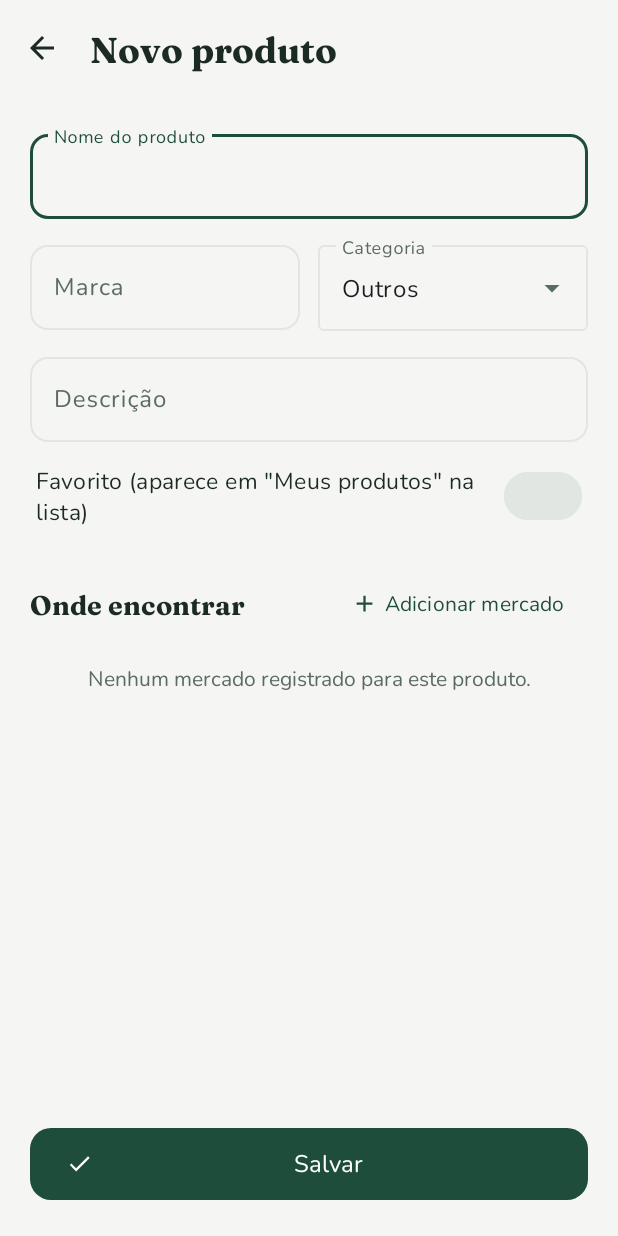
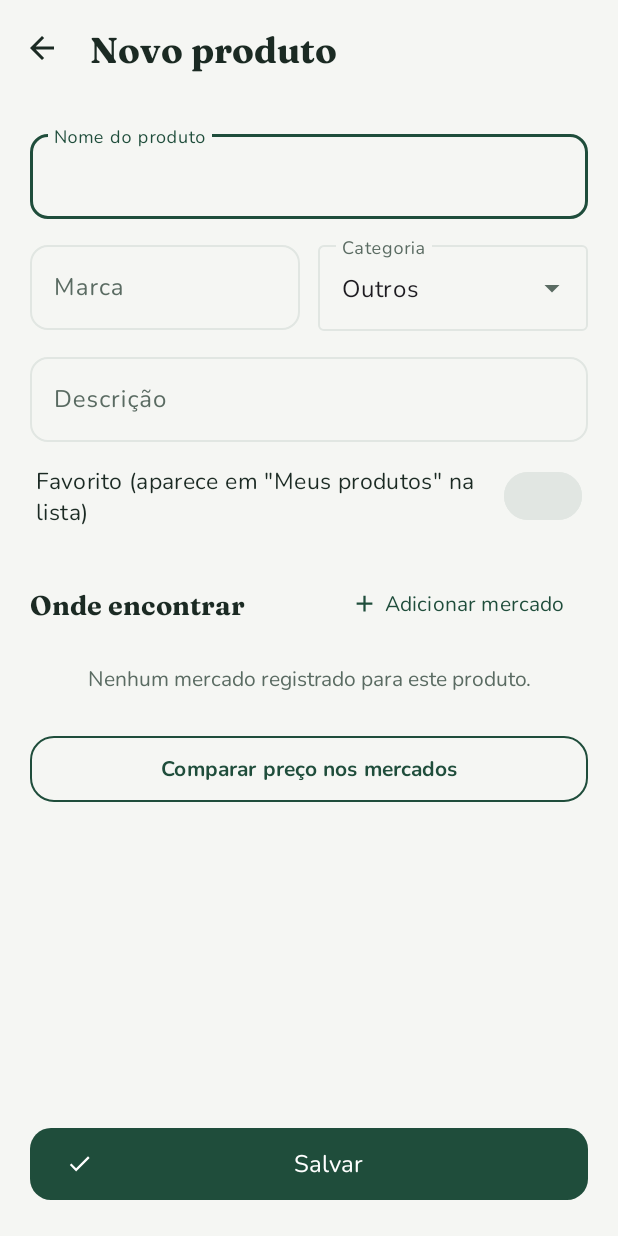
Before and after one commit to annyrebecaar/spesa, an Android app: the ProdutosActivity screen opened directly, with no data from a screen before it, after a tap on "Novo produto", on a phone screen of 412 x 824 dp. Run offline under Robolectric (Android 15) with nearby library versions, the phone set to English and light mode, and no system bars.

Commit message:
Mercado abre seus produtos, menu no mercado, comparar um produto, chave de promoção visível

```diff
--- a/app/src/main/java/com/example/spesa/adaptadores/ComparativoAdapter.kt
+++ b/app/src/main/java/com/example/spesa/adaptadores/ComparativoAdapter.kt
@@ -53,7 +53,7 @@ class ComparativoAdapter : RecyclerView.Adapter<ComparativoAdapter.Linha>() {
         b.detalhe.text = when {
             position == 0 && linhas.size > 1 -> "Mais barato" + aviso(linha)
             linha.itensSemPreco > 0 -> aviso(linha).removePrefix(" · ")
-            else -> "Todos os itens com preço registrado"
+            else -> "Preço registrado neste mercado"
         }
     }
 
--- a/app/src/main/java/com/example/spesa/adaptadores/MercadosAdapter.kt
+++ b/app/src/main/java/com/example/spesa/adaptadores/MercadosAdapter.kt
@@ -10,7 +10,7 @@ import com.example.spesa.util.visivel
 
 class MercadosAdapter(
     private val aoClicar: (Mercado) -> Unit,
-    private val aoSegurar: (Mercado) -> Unit,
+    private val aoMenu: (Mercado) -> Unit,
 ) : RecyclerView.Adapter<MercadosAdapter.Linha>() {
 
     private var mercados: List<Mercado> = emptyList()
@@ -42,6 +42,6 @@ class MercadosAdapter(
         }
 
         b.root.setOnClickListener { aoClicar(mercado) }
-        b.root.setOnLongClickListener { aoSegurar(mercado); true }
+        b.mais.setOnClickListener { aoMenu(mercado) }
     }
 }
--- a/app/src/main/java/com/example/spesa/ui/ItemFormActivity.kt
+++ b/app/src/main/java/com/example/spesa/ui/ItemFormActivity.kt
@@ -156,6 +156,11 @@ class ItemFormActivity : AppCompatActivity() {
             val promo = if (p.promocao) " (promoção)" else ""
             val onde = if (p.corredor.isNotBlank()) " · ${p.corredor}" else ""
             "${Formato.reais(p.preco)} no $nome$promo$onde"
+        } + "\nToque para comparar os mercados ›"
+        // abre a comparação só deste produto
+        b.dicaPreco.setOnClickListener {
+            startActivity(android.content.Intent(this, ComparativoActivity::class.java)
+                .putExtra(ComparativoActivity.EXTRA_PRODUTO, produto!!.id))
         }
     }
 
--- a/app/src/main/java/com/example/spesa/ui/ProdutosActivity.kt
+++ b/app/src/main/java/com/example/spesa/ui/ProdutosActivity.kt
@@ -15,6 +15,12 @@ import com.google.android.material.dialog.MaterialAlertDialogBuilder
 
 /** Despensa: o catálogo de produtos, com busca e favoritos. */
 class ProdutosActivity : AppCompatActivity() {
+    companion object {
+        const val EXTRA_MERCADO_ID = "mercado_id"
+    }
+
+    // quando abre de dentro de um mercado, mostra só os produtos dele
+    private var mercado: com.example.spesa.model.Mercado? = null
 
     private lateinit var b: ActivityProdutosBinding
     private lateinit var adapter: ProdutosAdapter
@@ -26,6 +32,8 @@ class ProdutosActivity : AppCompatActivity() {
         Repositorio.iniciar(this)
 
         b.toolbar.setNavigationOnClickListener { finish() }
+        mercado = Repositorio.mercado(intent.getLongExtra(EXTRA_MERCADO_ID, -1))
+        mercado?.let { b.toolbar.title = it.nome; b.toolbar.subtitle = it.endereco.ifBlank { null } }
 
         adapter = ProdutosAdapter(
             aoClicar = ::abrirFormulario,
@@ -51,6 +59,7 @@ class ProdutosActivity : AppCompatActivity() {
     private fun atualizar() {
         val busca = b.campoBusca.text.toString().trim()
         val filtrados = Repositorio.produtos
+            .filter { p -> mercado == null || p.precoEm(mercado!!.id) != null }
             .filter { busca.isEmpty() || it.nome.contains(busca, ignoreCase = true) || it.marca.contains(busca, ignoreCase = true) }
             .sortedWith(compareByDescending<Produto> { it.favorito }.thenBy { it.nome.lowercase() })
         adapter.atualizar(filtrados)
@@ -60,6 +69,7 @@ class ProdutosActivity : AppCompatActivity() {
     private fun abrirFormulario(produto: Produto?) {
         val intent = Intent(this, ProdutoFormActivity::class.java)
         if (produto != null) intent.putExtra(ProdutoFormActivity.EXTRA_PRODUTO_ID, produto.id)
+        mercado?.let { intent.putExtra(ProdutoFormActivity.EXTRA_MERCADO_ID, it.id) }
         startActivity(intent)
     }
 
--- a/app/src/main/res/layout/activity_item_form.xml
+++ b/app/src/main/res/layout/activity_item_form.xml
@@ -145,6 +145,9 @@
 
             <com.google.android.material.materialswitch.MaterialSwitch
                 android:id="@+id/trocaPromocao"
+                app:trackTint="@color/troca_trilho"
+                app:thumbTint="@color/troca_bolinha"
+                app:trackDecorationTint="@android:color/transparent"
                 android:layout_width="match_parent"
                 android:layout_height="wrap_content"
                 android:layout_marginTop="12dp"
--- a/app/src/main/res/layout/activity_produto_form.xml
+++ b/app/src/main/res/layout/activity_produto_form.xml
@@ -140,6 +140,15 @@
                 android:text="@string/sem_precos"
                 android:textColor="@color/texto_suave"
                 android:textSize="14sp" />
+
+            <!-- abre a comparação só deste produto entre os mercados -->
+            <com.google.android.material.button.MaterialButton
+                android:id="@+id/botaoComparar"
+                style="@style/Spesa.BotaoBorda"
+                android:layout_width="match_parent"
+                android:layout_height="wrap_content"
+                android:layout_marginTop="8dp"
+                android:text="Comparar preço nos mercados" />
         </LinearLayout>
     </ScrollView>
 
```
Also changed, not shown: app/src/main/java/com/example/spesa/ui/ComparativoActivity.kt (+35 -1 lines), app/src/main/java/com/example/spesa/ui/MercadosActivity.kt (+38 -1 lines), app/src/main/java/com/example/spesa/ui/ProdutoFormActivity.kt (+8 -1 lines), app/src/main/res/layout/item_mercado.xml (+10 -0 lines).
